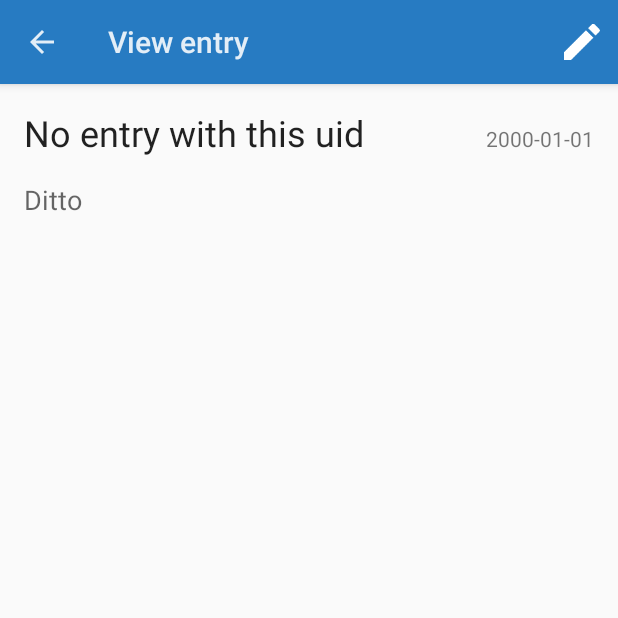
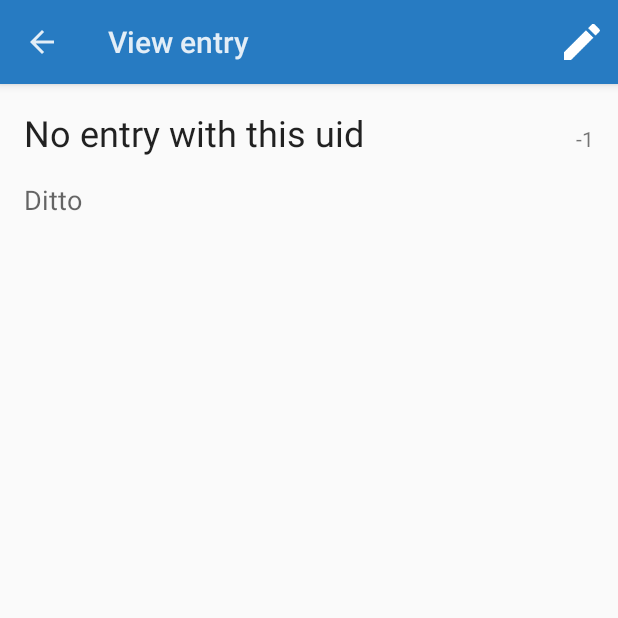
Before and after one commit to martindisch/KnowledgeBase, an Android app: the ViewActivity screen opened directly, with no data from a screen before it, on a phone screen of 412 x 824 dp, the top half of it. Run offline under Robolectric (Android 15) with nearby library versions, the phone set to English and light mode, and no system bars.

Commit message:
Debugging code for the problem of returning to the app after a long time in the background
GC usually recycles a vital object, resulting in garbage

```diff
--- a/app/src/main/java/com/martin/knowledgebase/ViewActivity.java
+++ b/app/src/main/java/com/martin/knowledgebase/ViewActivity.java
@@ -26,11 +26,16 @@ public class ViewActivity extends Activity {
 
     private void displayData() {
         // TODO: Check if uid valid and/or singleton still in memory
-        // Maybe log uid in some way and test long running instance on low memory device
         Entry entry = Util.getWithUid(PlainStorage.getInstance().getmEntries(), uid);
         mTitle.setText(entry.getTitle());
-        mDate.setText(entry.getDate());
+        //mDate.setText(entry.getDate());
         mText.setText(entry.getText());
+
+        // Log uid in case of memory loss - if uid is valid, the problem is the new instance missing any items,
+        // because they're only loaded in MainActivity (Critical design flaw here, PlainStorage.getInstance()
+        // should be loading entries.
+        // If uid is invalid (lower than zero or null), it's simply the uid having slipped out of memory.
+        mDate.setText(uid + "");
     }
 
     @Override
```
